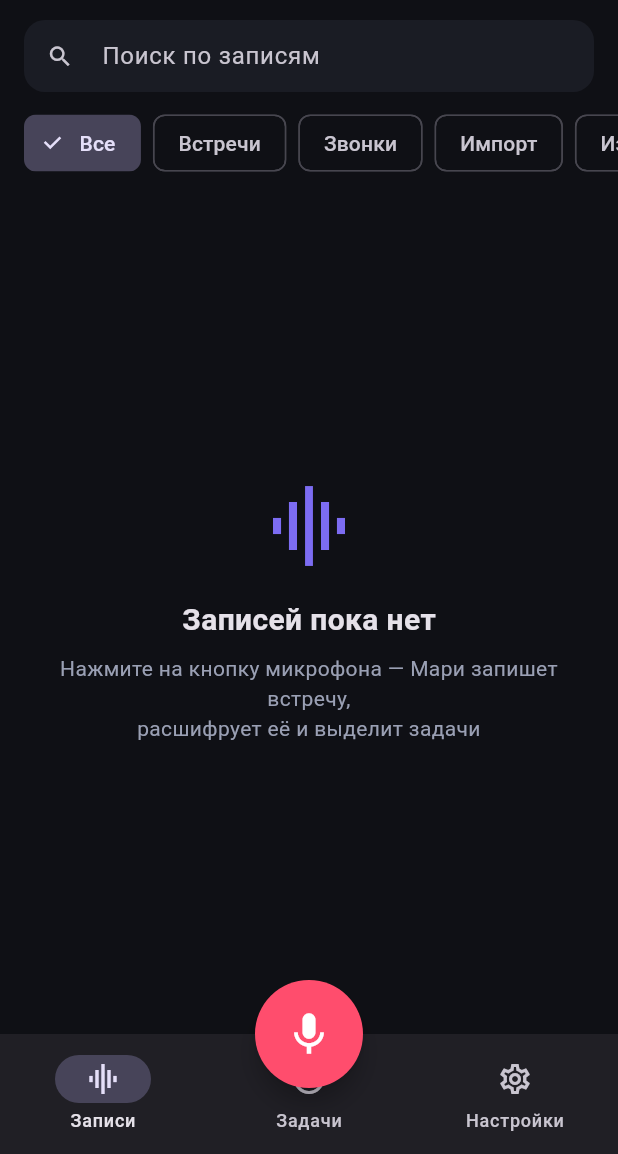
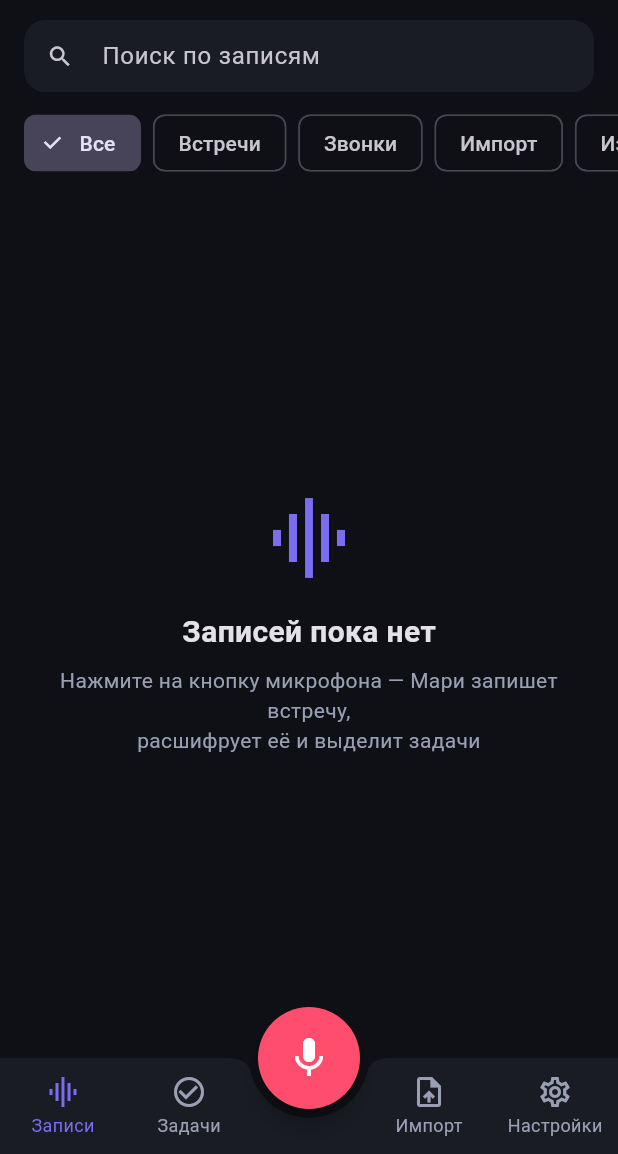
Before and after one commit to a-eduard/sum-mary, a Flutter app: the screen it shows once a user with an empty profile is signed in, on a phone screen of 412 x 824 dp, the part 82-1236 px from its top. Run offline on Flutter 3.47's test engine with Material 3 defaults, Android fonts, the phone set to English and light mode, and no system bars; our stand-ins replace audioplayers, file_picker, permission_handler, share_plus, supabase_flutter; missing offline and left inert: flutter_rustore_pay, record; accounts and stored records are empty.

Commit message:
Нижнее меню с вырезом под кнопку записи, вкладка Импорт
Co-Authored-By: Claude Opus 5.5 <noreply@anthropic.com>

Claude-Session: https://claude.ai/code/session_01We8sJknfT4B6j7AuhCJzaA

```diff
--- a/app/lib/screens/home_screen.dart
+++ b/app/lib/screens/home_screen.dart
@@ -21,31 +21,58 @@ class HomeScreen extends StatefulWidget {
 
 class _HomeScreenState extends State<HomeScreen> {
   int _tab = 0;
+  final _recordingsKey = GlobalKey<_RecordingsPageState>();
+
+  Widget _item(int i, IconData icon, String label, {VoidCallback? onTap}) {
+    final sel = _tab == i && onTap == null;
+    final color = sel ? AppColors.accent : AppColors.muted;
+    return Expanded(
+      child: InkWell(
+        onTap: onTap ?? () => setState(() => _tab = i),
+        child: Padding(
+          padding: const EdgeInsets.symmetric(vertical: 6),
+          child: Column(mainAxisSize: MainAxisSize.min, children: [
+            Icon(icon, color: color),
+            const SizedBox(height: 2),
+            Text(label, style: TextStyle(fontSize: 12, color: color)),
+          ]),
+        ),
+      ),
+    );
+  }
 
   @override
   Widget build(BuildContext context) {
-    final pages = [const RecordingsPage(), const TasksScreen(), const SettingsScreen()];
+    final pages = [RecordingsPage(key: _recordingsKey), const TasksScreen(), const SettingsScreen()];
     return Scaffold(
-      body: SafeArea(child: pages[_tab]),
+      body: SafeArea(child: IndexedStack(index: _tab, children: pages)),
       floatingActionButtonLocation: FloatingActionButtonLocation.centerDocked,
       floatingActionButton: SizedBox(
-        width: 72,
-        height: 72,
+        width: 68,
+        height: 68,
         child: FloatingActionButton(
           backgroundColor: AppColors.record,
           shape: const CircleBorder(),
           onPressed: () => Navigator.push(context, MaterialPageRoute(builder: (_) => const RecordScreen())),
-          child: const Icon(Icons.mic, size: 34, color: Colors.white),
+          child: const Icon(Icons.mic, size: 32, color: Colors.white),
         ),
       ),
-      bottomNavigationBar: NavigationBar(
-        selectedIndex: _tab,
-        onDestinationSelected: (i) => setState(() => _tab = i),
-        destinations: const [
-          NavigationDestination(icon: Icon(Icons.graphic_eq), label: 'Записи'),
-          NavigationDestination(icon: Icon(Icons.check_circle_outline), label: 'Задачи'),
-          NavigationDestination(icon: Icon(Icons.settings_outlined), label: 'Настройки'),
-        ],
+      bottomNavigationBar: BottomAppBar(
+        color: AppColors.card,
+        shape: const CircularNotchedRectangle(),
+        notchMargin: 6,
+        padding: EdgeInsets.zero,
+        height: 64,
+        child: Row(children: [
+          _item(0, Icons.graphic_eq, 'Записи'),
+          _item(1, Icons.check_circle_outline, 'Задачи'),
+          const SizedBox(width: 76),
+          _item(-1, Icons.upload_file, 'Импорт', onTap: () {
+            setState(() => _tab = 0);
+            _recordingsKey.currentState?.importMenu();
+          }),
+          _item(2, Icons.settings_outlined, 'Настройки'),
+        ]),
       ),
     );
   }
@@ -87,7 +114,7 @@ class _RecordingsPageState extends State<RecordingsPage> {
     }
   }
 
-  void _importMenu() {
+  void importMenu() {
     showModalBottomSheet(
       context: context,
       builder: (_) => SafeArea(
@@ -124,7 +151,7 @@ class _RecordingsPageState extends State<RecordingsPage> {
         child: Row(children: [
           const Text('СамМари', style: TextStyle(fontSize: 26, fontWeight: FontWeight.bold)),
           const Spacer(),
-          IconButton(onPressed: _importMenu, icon: const Icon(Icons.upload_file), tooltip: 'Импорт'),
+          IconButton(onPressed: importMenu, icon: const Icon(Icons.upload_file), tooltip: 'Импорт'),
         ]),
       ),
       Padding(
```
